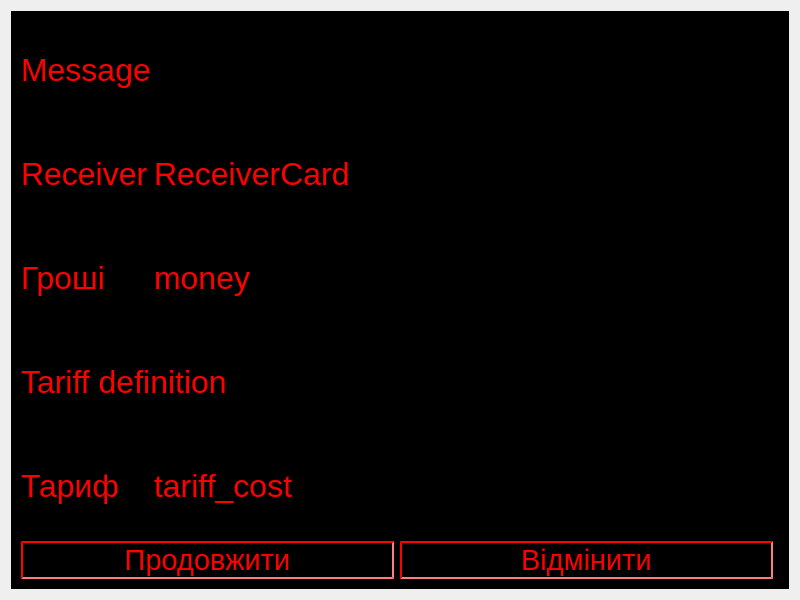
Qt form transaction_details.ui (Anoromi/upa_atm) before a commit.
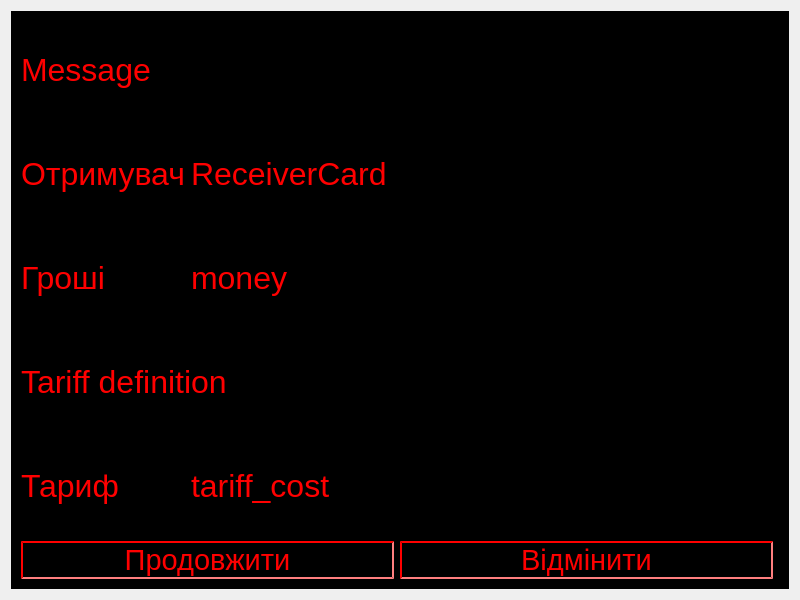
The same form after that commit.

What changed in the file:
```diff
--- a/transaction_details.ui
+++ b/transaction_details.ui
@@ -112,7 +112,7 @@
          <string notr="true">color: rgb(255, 0, 0);</string>
         </property>
         <property name="text">
-         <string>Receiver</string>
+         <string>Отримувач</string>
         </property>
         <property name="scaledContents">
          <bool>false</bool>
```
